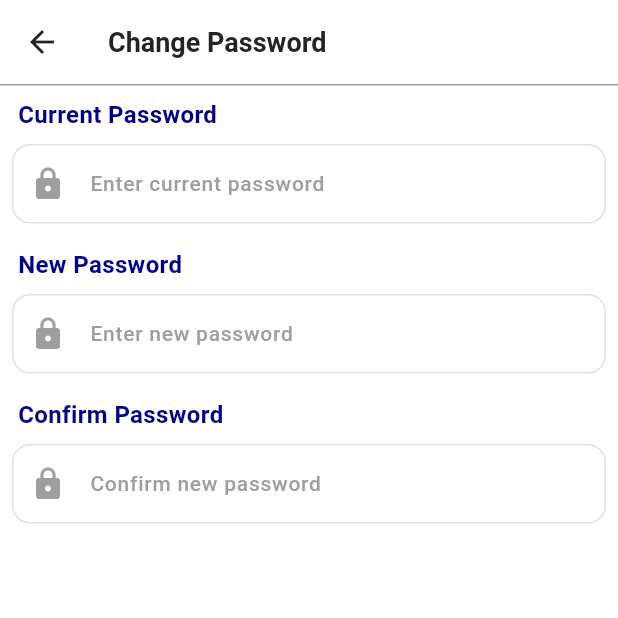
After one commit to Tasnim-Mayesha/FurniHaven_SDP-II, a Flutter app: the SellerChangePassword screen opened directly, on a phone screen of 412 x 824 dp, the top half of it. The commit adds this screen. Run offline on Flutter 3.47's test engine with Material 3 defaults, Android fonts, the phone set to English and light mode, and no system bars; our stand-ins replace carousel_slider, cloud_firestore, connectivity_plus, firebase_auth, firebase_core, fl_chart and 8 more; missing offline and left inert: model_viewer_plus; accounts and stored records are empty.

Commit message:
Created Seller Change Password Page

```diff
--- a/lib/features/seller/views/pages/account_page.dart
+++ b/lib/features/seller/views/pages/account_page.dart
@@ -28,7 +28,7 @@ class _SellerAccountPageState extends State<SellerAccountPage> {
             context,
             0,
             Icons.person,
-            'Seller Profile',
+            'Profile',
                 () {
               Navigator.push(
                 context,
@@ -120,7 +120,7 @@ class _SellerAccountPageState extends State<SellerAccountPage> {
             children: [
               Text(title),
               if (index == 0) ...[
-                SizedBox(width: 8.0,), // Space between the text and the profile picture
+                SizedBox(width: 8.0,),
               ],
             ],
           ),
--- /dev/null
+++ b/lib/features/seller/views/pages/controllers/SellerPasswordChange/SellerPasswordChange.dart
@@ -0,0 +1,197 @@
+import 'package:flutter/material.dart';
+
+class SellerChangePassword extends StatefulWidget {
+  const SellerChangePassword({super.key});
+
+  @override
+  _SellerChangePasswordState createState() => _SellerChangePasswordState();
+}
+
+class _SellerChangePasswordState extends State<SellerChangePassword> {
+  final TextEditingController _currentPasswordController = TextEditingController();
+  final TextEditingController _newPasswordController = TextEditingController();
+  final TextEditingController _confirmPasswordController = TextEditingController();
+  final FocusNode _currentPasswordFocus = FocusNode();
+  final FocusNode _newPasswordFocus = FocusNode();
+  final FocusNode _confirmPasswordFocus = FocusNode();
+  bool _isCurrentPasswordFocused = false;
+  bool _isNewPasswordFocused = false;
+  bool _isConfirmPasswordFocused = false;
+  bool _isNewPasswordValid = false;
+  bool _isConfirmPasswordValid = false;
+  bool _isCurrentPasswordValid = false;
+
+  @override
+  void initState() {
+    super.initState();
+    _currentPasswordFocus.addListener(() {
+      setState(() {
+        _isCurrentPasswordFocused = _currentPasswordFocus.hasFocus;
+      });
+    });
+    _newPasswordFocus.addListener(() {
+      setState(() {
+        _isNewPasswordFocused = _newPasswordFocus.hasFocus;
+      });
+    });
+    _confirmPasswordFocus.addListener(() {
+      setState(() {
+        _isConfirmPasswordFocused = _confirmPasswordFocus.hasFocus;
+      });
+    });
+    _currentPasswordController.addListener(validatePasswords);
+    _newPasswordController.addListener(validatePasswords);
+    _confirmPasswordController.addListener(validatePasswords);
+  }
+
+  @override
+  void dispose() {
+    _currentPasswordController.dispose();
+    _newPasswordController.dispose();
+    _confirmPasswordController.dispose();
+    _currentPasswordFocus.dispose();
+    _newPasswordFocus.dispose();
+    _confirmPasswordFocus.dispose();
+    super.dispose();
+  }
+
+  void validatePasswords() {
+    setState(() {
+      _isCurrentPasswordValid = _currentPasswordController.text.isNotEmpty &&
+          _currentPasswordController.text.length >= 6;
+      _isNewPasswordValid = _newPasswordController.text.isNotEmpty &&
+          _newPasswordController.text.length >= 6 &&
+          _newPasswordController.text == _confirmPasswordController.text &&
+          _newPasswordController.text != _currentPasswordController.text;
+      _isConfirmPasswordValid = _confirmPasswordController.text.isNotEmpty &&
+          _confirmPasswordController.text.length >= 6 &&
+          _newPasswordController.text == _confirmPasswordController.text &&
+          _confirmPasswordController.text != _currentPasswordController.text;
+    });
+  }
+
+  bool validateForm() {
+    return _isCurrentPasswordValid && _isNewPasswordValid && _isConfirmPasswordValid;
+  }
+
+  @override
+  Widget build(BuildContext context) {
+    return Scaffold(
+      appBar: AppBar(
+        title: const Text('Change Password'),
+        bottom: const PreferredSize(
+          preferredSize: Size.fromHeight(1.0),
+          child: Divider(
+            height: 1.0,
+            color: Colors.grey,
+          ),
+        ),
+      ),
+      body: Padding(
+        padding: const EdgeInsets.all(8.0),
+        child: Column(
+          mainAxisAlignment: MainAxisAlignment.start,
+          crossAxisAlignment: CrossAxisAlignment.start,
+          children: [
+            _buildTextFieldHeader('Current Password'),
+
+            TextField(
+              controller: _currentPasswordController,
+              focusNode: _currentPasswordFocus,
+              decoration: InputDecoration(
+                hintText: 'Enter current password',
+                prefixIcon: Icon(
+                  Icons.lock,
+                  color: _isCurrentPasswordFocused ? Colors.deepOrange : Colors.grey,
+                ),
+                hintStyle: const TextStyle(color: Colors.grey),
+                border: const OutlineInputBorder(),
+              ),
+              keyboardType: TextInputType.text,
+              obscureText: true,
+            ),
+            const SizedBox(height: 16.0),
+            _buildTextFieldHeader('New Password'),
+            TextField(
+              controller: _newPasswordController,
+              focusNode: _newPasswordFocus,
+              decoration: InputDecoration(
+                hintText: 'Enter new password',
+                prefixIcon: Icon(
+                  Icons.lock,
+                  color: _isNewPasswordFocused ? Colors.deepOrange : Colors.grey,
+                ),
+                suffixIcon: _newPasswordController.text.isNotEmpty
+                    ? _isNewPasswordValid
+                    ? const Icon(Icons.check, color: Colors.green)
+                    : const Icon(Icons.close, color: Colors.red)
+                    : null,
+                hintStyle: const TextStyle(color: Colors.grey),
+                border: const OutlineInputBorder(),
+              ),
+              keyboardType: TextInputType.text,
+              obscureText: true,
+            ),
+            const SizedBox(height: 16.0),
+            _buildTextFieldHeader('Confirm Password'),
+            TextField(
+              controller: _confirmPasswordController,
+              focusNode: _confirmPasswordFocus,
+              decoration: InputDecoration(
+                hintText: 'Confirm new password',
+                prefixIcon: Icon(
+                  Icons.lock,
+                  color: _isConfirmPasswordFocused ? Colors.deepOrange : Colors.grey,
+                ),
+                suffixIcon: _confirmPasswordController.text.isNotEmpty
+                    ? _isConfirmPasswordValid
+                    ? const Icon(Icons.check, color: Colors.green)
+                    : const Icon(Icons.close, color: Colors.red)
+                    : null,
+                hintStyle: const TextStyle(color: Colors.grey),
+                border: const OutlineInputBorder(),
+              ),
+              keyboardType: TextInputType.text,
+              obscureText: true,
+            ),
+            const SizedBox(height: 16.0),
+            if (validateForm())
+              ButtonTheme(
+                height: 50.0,
+                minWidth: double.infinity,
+                child: ElevatedButton(
+                  onPressed: () {
+                    // Handle update action
+                    print('Changed Password: ${_newPasswordController.text}');
+                    Navigator.pop(context);
+                  },
+                  style: ElevatedButton.styleFrom(
+                    padding: const EdgeInsets.symmetric(vertical: 14.0),
+                    minimumSize: const Size(double.infinity, 50.0),
+                  ),
+                  child: const Text('Save'),
+                ),
+              ),
+          ],
+        ),
+      ),
+    );
+  }
+
+  Widget _buildTextFieldHeader(String text) {
+    return Padding(
+      padding: const EdgeInsets.only(bottom: 8.0, left: 4.0),
+      child: Align(
+        alignment: Alignment.centerLeft,
+        child: Text(
+          text,
+          style: const TextStyle(
+            fontWeight: FontWeight.bold,
+            fontSize: 16.0,
+            color:Color(0xFF00008B),
+          ),
+        ),
+      ),
+    );
+  }
+}
--- a/lib/features/seller/views/pages/controllers/SellerProfile/sellerProfile.dart
+++ b/lib/features/seller/views/pages/controllers/SellerProfile/sellerProfile.dart
@@ -2,8 +2,8 @@ import 'package:flutter/material.dart';
 import 'package:get/get.dart';
 import 'package:sdp2/features/seller/views/pages/controllers/SellerAddPhoneNumber/SellerAddPhoneNumber.dart';
 import 'package:sdp2/features/seller/views/pages/controllers/SellerEditEmail/SellerEditEmail.dart';
+import 'package:sdp2/features/seller/views/pages/controllers/SellerPasswordChange/SellerPasswordChange.dart';
 // import '../../../../utils/global_colors.dart';
-// import '../ChangePassword/ChangePassword.dart';
 
 class SellerProfileView extends StatelessWidget {
   const SellerProfileView({super.key});
@@ -114,9 +114,9 @@ class SellerProfileView extends StatelessWidget {
                       ),
                     ),
                     trailing: const Icon(Icons.navigate_next, color: Colors.deepOrange),
-                    // onTap: () {
-                    //   Get.to(() => const ChangePassword());
-                    // },
+                    onTap: () {
+                      Get.to(() => const SellerChangePassword());
+                    },
                   ),
                 ],
               ),
```
